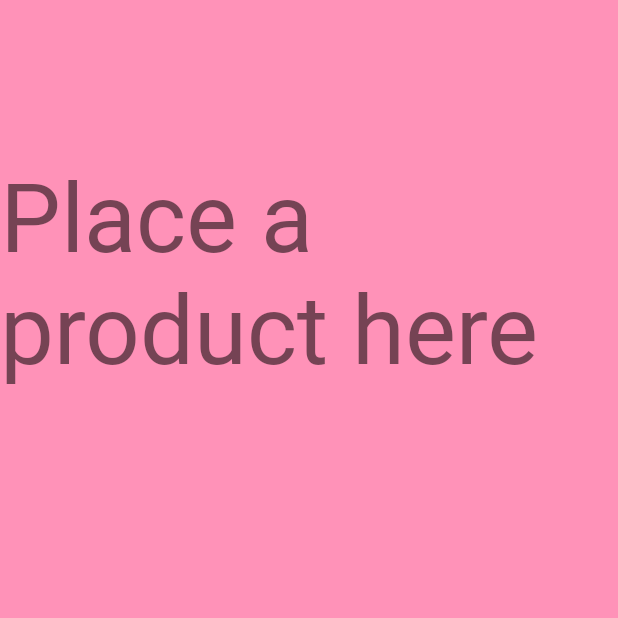
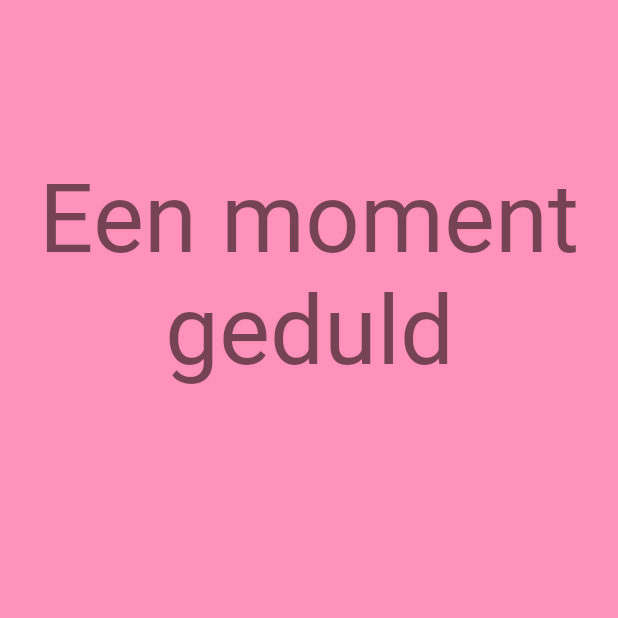
Before and after one commit to dannyvantol/hsleiden-ikpmd, an Android app: the DailyChallengeActivity screen opened directly, with no data from a screen before it, on a phone screen of 412 x 824 dp, the top half of it. Run offline under Robolectric (Android 15) with nearby library versions, the phone set to English and light mode, and no system bars; our stand-ins replace Firebase (no records; nobody signed in at launch, a user with empty details on screens opened directly); Roboto replaces fonts that are not available here; 7 statements that could not run were skipped.

Commit message:
Change text

```diff
--- a/app/src/main/res/layout/activity_game_engine.xml
+++ b/app/src/main/res/layout/activity_game_engine.xml
@@ -15,13 +15,13 @@
             android:max="100"
             android:progressDrawable="@drawable/progress"/>
     <TextView
-            android:text="Place a product here"
+            android:text="Een moment geduld"
             android:layout_width="wrap_content"
             android:layout_height="wrap_content"
             android:id="@+id/product" app:layout_constraintTop_toTopOf="parent"
             android:layout_marginTop="100dp" app:layout_constraintEnd_toEndOf="parent"
             app:layout_constraintStart_toStartOf="parent" android:fontFamily="@font/candy_cane"
-            android:textSize="64dp"/>
+            android:textSize="64dp" android:gravity="center_horizontal"/>
     <LinearLayout
             android:orientation="vertical"
             android:layout_width="match_parent"
```
